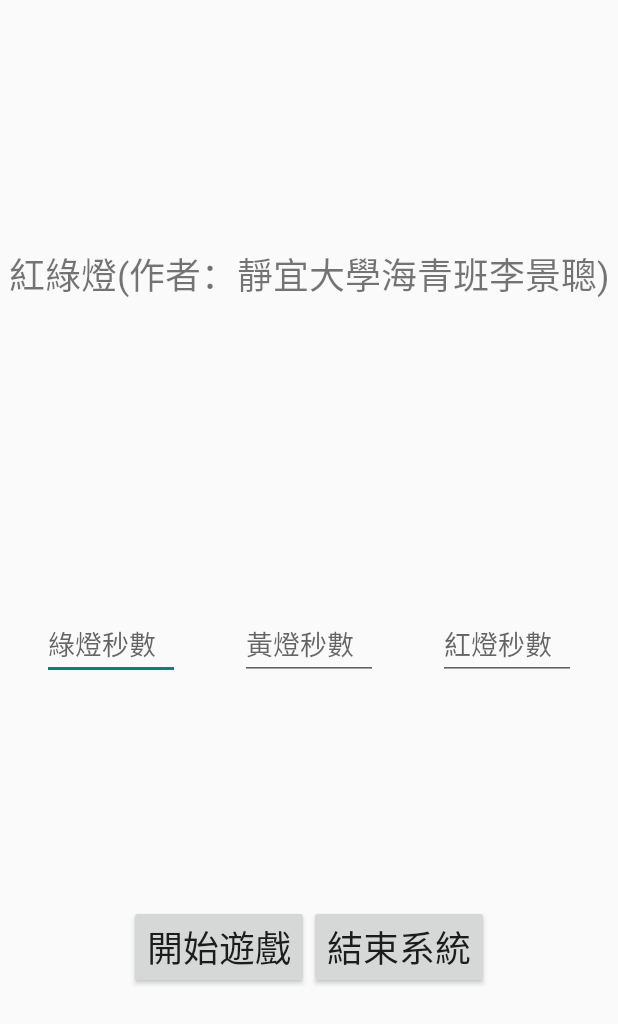
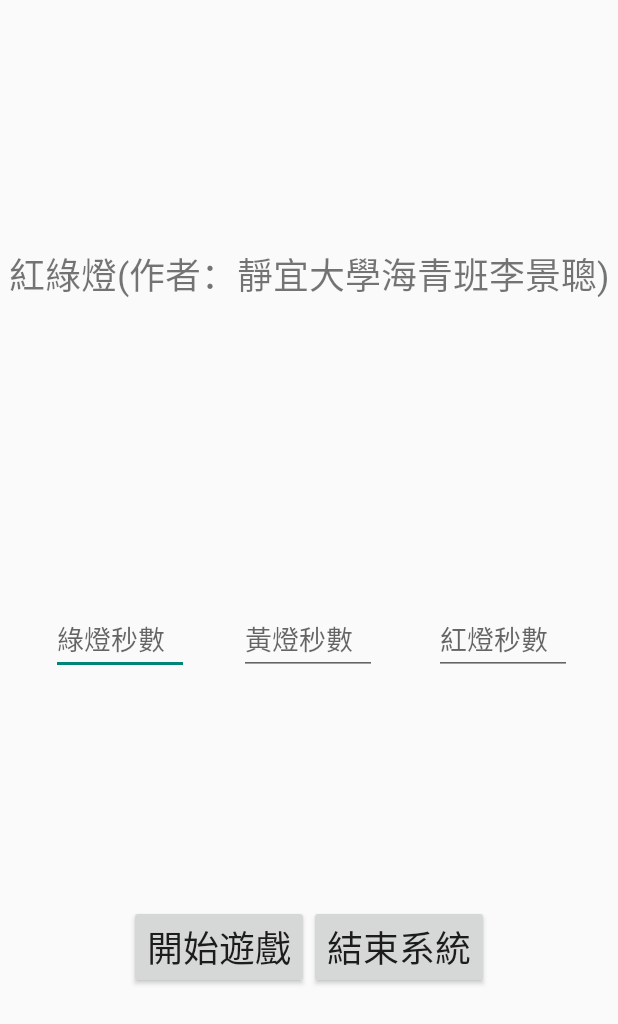
Before and after one commit to jingcong321/TrafficLight, an Android app: the layout activity_main.xml on its own in the app's theme, with its tools: preview values and no code run, on a phone screen of 412 x 824 dp. Shown: the top 1024 px of the screen. Run offline under Robolectric (Android 15) with nearby library versions, the phone set to English and light mode, and no system bars.

Commit message:
2020上機考版本2(李景聪)

```diff
--- a/app/src/main/res/layout/activity_main.xml
+++ b/app/src/main/res/layout/activity_main.xml
@@ -35,15 +35,15 @@
         android:layout_width="92dp"
         android:layout_height="46dp"
 
-        android:layout_marginStart="28dp"
-        android:layout_marginLeft="28dp"
         android:ems="10"
         android:hint="綠燈秒數"
         android:inputType="textPersonName"
-        app:layout_constraintBottom_toTopOf="@+id/gl3"
+        app:layout_constraintBottom_toBottomOf="parent"
+        app:layout_constraintEnd_toEndOf="parent"
+        app:layout_constraintHorizontal_bias="0.106"
         app:layout_constraintStart_toStartOf="parent"
         app:layout_constraintTop_toTopOf="parent"
-        app:layout_constraintVertical_bias="1.0" />
+        app:layout_constraintVertical_bias="0.519" />
 
     <EditText
         android:id="@+id/editTextTextPersonName2"
@@ -52,25 +52,26 @@
         android:ems="10"
         android:hint="黃燈秒數"
         android:inputType="textPersonName"
-        app:layout_constraintBottom_toTopOf="@+id/gl3"
-        app:layout_constraintEnd_toStartOf="@+id/editTextTextPersonName3"
-        app:layout_constraintStart_toEndOf="@+id/editTextTextPersonName"
+        app:layout_constraintBottom_toBottomOf="parent"
+        app:layout_constraintEnd_toEndOf="parent"
+        app:layout_constraintHorizontal_bias="0.498"
+        app:layout_constraintStart_toStartOf="parent"
         app:layout_constraintTop_toTopOf="parent"
-        app:layout_constraintVertical_bias="1.0" />
+        app:layout_constraintVertical_bias="0.519" />
 
     <EditText
         android:id="@+id/editTextTextPersonName3"
         android:layout_width="92dp"
         android:layout_height="46dp"
-        android:layout_marginEnd="28dp"
-        android:layout_marginRight="28dp"
         android:ems="10"
         android:hint="紅燈秒數"
         android:inputType="textPersonName"
-        app:layout_constraintBottom_toTopOf="@+id/gl3"
+        app:layout_constraintBottom_toBottomOf="parent"
         app:layout_constraintEnd_toEndOf="parent"
+        app:layout_constraintHorizontal_bias="0.905"
+        app:layout_constraintStart_toStartOf="parent"
         app:layout_constraintTop_toTopOf="parent"
-        app:layout_constraintVertical_bias="1.0" />
+        app:layout_constraintVertical_bias="0.519" />
 
     <TextView
         android:id="@+id/textView"
```
